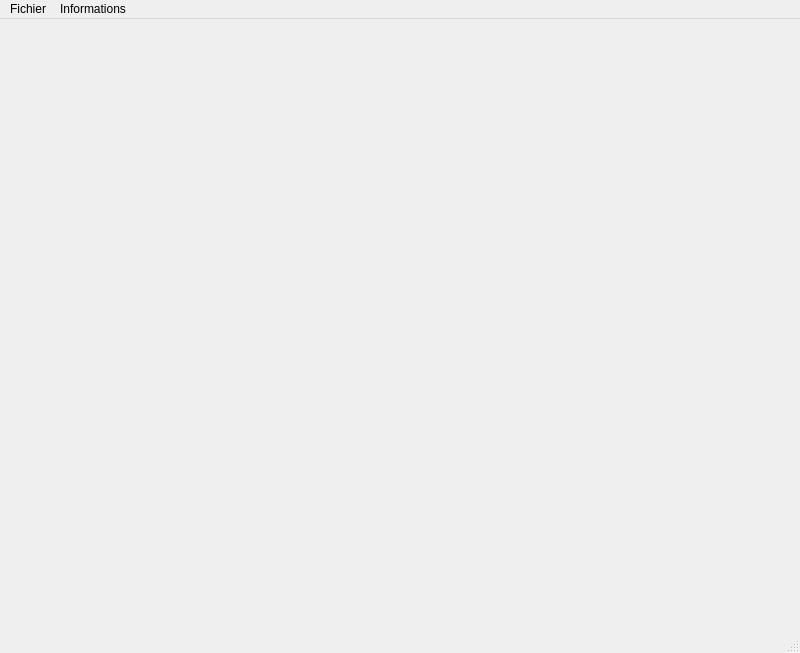
Before: the Qt Designer form interfaces/MainWindow.ui in lovehina13/EditionMultimedia, drawn with Qt 5.
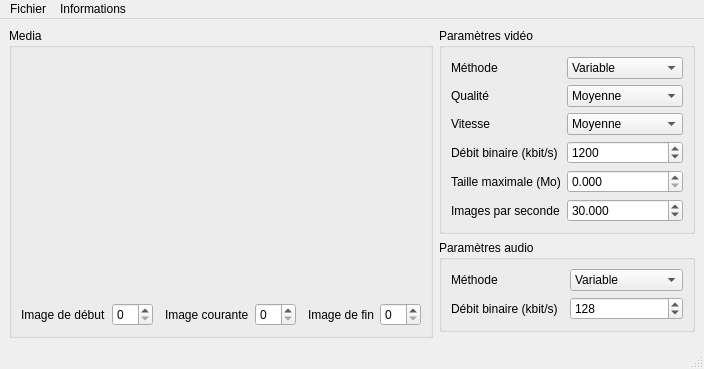
After: the same form once the commit is applied. Icons and pictures are not drawn.

Commit message: Implémentation de la classe MainWindow (non terminée).

Patch:
```diff
--- a/interfaces/MainWindow.ui
+++ b/interfaces/MainWindow.ui
@@ -6,8 +6,8 @@
    <rect>
     <x>0</x>
     <y>0</y>
-    <width>800</width>
-    <height>653</height>
+    <width>629</width>
+    <height>358</height>
    </rect>
   </property>
   <property name="windowTitle">
@@ -18,21 +18,331 @@
     <normaloff>:/icons/icon-edition-multimedia</normaloff>:/icons/icon-edition-multimedia</iconset>
   </property>
   <widget class="QWidget" name="centralWidget">
-   <property name="minimumSize">
-    <size>
-     <width>800</width>
-     <height>600</height>
-    </size>
-   </property>
-   <layout class="QGridLayout" name="gridLayoutCentralWidget"/>
+   <layout class="QGridLayout" name="gridLayoutCentralWidget">
+    <item row="0" column="0" rowspan="3">
+     <widget class="QGroupBox" name="groupBoxMedia">
+      <property name="title">
+       <string>Media</string>
+      </property>
+      <layout class="QGridLayout" name="gridLayoutMedia">
+       <item row="0" column="0" colspan="8">
+        <widget class="QWidget" name="widgetFrame" native="true">
+         <property name="minimumSize">
+          <size>
+           <width>320</width>
+           <height>240</height>
+          </size>
+         </property>
+        </widget>
+       </item>
+       <item row="1" column="0">
+        <widget class="QLabel" name="labelFrameBegin">
+         <property name="text">
+          <string>Image de début</string>
+         </property>
+        </widget>
+       </item>
+       <item row="1" column="1">
+        <widget class="QSpinBox" name="spinBoxFrameBegin"/>
+       </item>
+       <item row="1" column="2">
+        <spacer name="horizontalSpacerMediaLeft">
+         <property name="orientation">
+          <enum>Qt::Horizontal</enum>
+         </property>
+         <property name="sizeHint" stdset="0">
+          <size>
+           <width>0</width>
+           <height>0</height>
+          </size>
+         </property>
+        </spacer>
+       </item>
+       <item row="1" column="3">
+        <widget class="QLabel" name="labelFrameCurrent">
+         <property name="text">
+          <string>Image courante</string>
+         </property>
+        </widget>
+       </item>
+       <item row="1" column="4">
+        <widget class="QSpinBox" name="spinBoxFrameCurrent"/>
+       </item>
+       <item row="1" column="5">
+        <spacer name="horizontalSpacerMediaRight">
+         <property name="orientation">
+          <enum>Qt::Horizontal</enum>
+         </property>
+         <property name="sizeHint" stdset="0">
+          <size>
+           <width>0</width>
+           <height>0</height>
+          </size>
+         </property>
+        </spacer>
+       </item>
+       <item row="1" column="6">
+        <widget class="QLabel" name="labelFrameEnd">
+         <property name="text">
+          <string>Image de fin</string>
+         </property>
+        </widget>
+       </item>
+       <item row="1" column="7">
+        <widget class="QSpinBox" name="spinBoxFrameEnd"/>
+       </item>
+      </layout>
+     </widget>
+    </item>
+    <item row="0" column="1">
+     <widget class="QGroupBox" name="groupBoxVideoParameters">
+      <property name="title">
+       <string>Paramètres vidéo</string>
+      </property>
+      <layout class="QGridLayout" name="gridLayoutVideoParameters">
+       <item row="0" column="0">
+        <widget class="QLabel" name="labelVideoMethod">
+         <property name="text">
+          <string>Méthode</string>
+         </property>
+        </widget>
+       </item>
+       <item row="0" column="1">
+        <widget class="QComboBox" name="comboBoxVideoMethod">
+         <property name="currentIndex">
+          <number>0</number>
+         </property>
+         <item>
+          <property name="text">
+           <string>Variable</string>
+          </property>
+         </item>
+         <item>
+          <property name="text">
+           <string>Constante</string>
+          </property>
+         </item>
+         <item>
+          <property name="text">
+           <string>Taille maximale</string>
+          </property>
+         </item>
+        </widget>
+       </item>
+       <item row="1" column="0">
+        <widget class="QLabel" name="labelVideoQuality">
+         <property name="text">
+          <string>Qualité</string>
+         </property>
+        </widget>
+       </item>
+       <item row="1" column="1">
+        <widget class="QComboBox" name="comboBoxVideoQuality">
+         <property name="currentIndex">
+          <number>1</number>
+         </property>
+         <item>
+          <property name="text">
+           <string>Haute</string>
+          </property>
+         </item>
+         <item>
+          <property name="text">
+           <string>Moyenne</string>
+          </property>
+         </item>
+         <item>
+          <property name="text">
+           <string>Basse</string>
+          </property>
+         </item>
+        </widget>
+       </item>
+       <item row="2" column="0">
+        <widget class="QLabel" name="labelVideoSpeed">
+         <property name="text">
+          <string>Vitesse</string>
+         </property>
+        </widget>
+       </item>
+       <item row="2" column="1">
+        <widget class="QComboBox" name="comboBoxVideoSpeed">
+         <property name="toolTip">
+          <string>+ Lent = traitement lent, optimisation forte, taille réduite.
++ Rapide = traitement rapide, optimisation faible, taille élevée.</string>
+         </property>
+         <property name="currentIndex">
+          <number>3</number>
+         </property>
+         <item>
+          <property name="text">
+           <string>Très lente</string>
+          </property>
+         </item>
+         <item>
+          <property name="text">
+           <string>Plus lente</string>
+          </property>
+         </item>
+         <item>
+          <property name="text">
+           <string>Lente</string>
+          </property>
+         </item>
+         <item>
+          <property name="text">
+           <string>Moyenne</string>
+          </property>
+         </item>
+         <item>
+          <property name="text">
+           <string>Rapide</string>
+          </property>
+         </item>
+         <item>
+          <property name="text">
+           <string>Plus rapide</string>
+          </property>
+         </item>
+         <item>
+          <property name="text">
+           <string>Très rapide</string>
+          </property>
+         </item>
+        </widget>
+       </item>
+       <item row="3" column="0">
+        <widget class="QLabel" name="labelVideoBitRate">
+         <property name="text">
+          <string>Débit binaire (kbit/s)</string>
+         </property>
+        </widget>
+       </item>
+       <item row="3" column="1">
+        <widget class="QSpinBox" name="spinBoxVideoBitRate">
+         <property name="maximum">
+          <number>20000</number>
+         </property>
+         <property name="value">
+          <number>1200</number>
+         </property>
+        </widget>
+       </item>
+       <item row="4" column="0">
+        <widget class="QLabel" name="labelVideoMaxSize">
+         <property name="text">
+          <string>Taille maximale (Mo)</string>
+         </property>
+        </widget>
+       </item>
+       <item row="4" column="1">
+        <widget class="QDoubleSpinBox" name="doubleSpinBoxVideoMaxSize">
+         <property name="decimals">
+          <number>3</number>
+         </property>
+         <property name="maximum">
+          <double>4096.000000000000000</double>
+         </property>
+        </widget>
+       </item>
+       <item row="5" column="0">
+        <widget class="QLabel" name="labelVideoFramesPerSecond">
+         <property name="text">
+          <string>Images par seconde</string>
+         </property>
+        </widget>
+       </item>
+       <item row="5" column="1">
+        <widget class="QDoubleSpinBox" name="doubleSpinBoxVideoFramesPerSecond">
+         <property name="decimals">
+          <number>3</number>
+         </property>
+         <property name="minimum">
+          <double>1.000000000000000</double>
+         </property>
+         <property name="maximum">
+          <double>100.000000000000000</double>
+         </property>
+         <property name="value">
+          <double>30.000000000000000</double>
+         </property>
+        </widget>
+       </item>
+      </layout>
+     </widget>
+    </item>
+    <item row="1" column="1">
+     <widget class="QGroupBox" name="groupBoxAudioParameters">
+      <property name="title">
+       <string>Paramètres audio</string>
+      </property>
+      <layout class="QGridLayout" name="gridLayoutAudioParameters">
+       <item row="0" column="0">
+        <widget class="QLabel" name="labelAudioMethod">
+         <property name="text">
+          <string>Méthode</string>
+         </property>
+        </widget>
+       </item>
+       <item row="0" column="1">
+        <widget class="QComboBox" name="comboBoxAudioMethod">
+         <property name="currentIndex">
+          <number>0</number>
+         </property>
+         <item>
+          <property name="text">
+           <string>Variable</string>
+          </property>
+         </item>
+         <item>
+          <property name="text">
+           <string>Constante</string>
+          </property>
+         </item>
+        </widget>
+       </item>
+       <item row="1" column="0">
+        <widget class="QLabel" name="labelAudioBitRate">
+         <property name="text">
+          <string>Débit binaire (kbit/s)</string>
+         </property>
+        </widget>
+       </item>
+       <item row="1" column="1">
+        <widget class="QSpinBox" name="spinBoxAudioBitRate">
+         <property name="maximum">
+          <number>320</number>
+         </property>
+         <property name="value">
+          <number>128</number>
+         </property>
+        </widget>
+       </item>
+      </layout>
+     </widget>
+    </item>
+    <item row="2" column="1">
+     <spacer name="verticalSpacer">
+      <property name="orientation">
+       <enum>Qt::Vertical</enum>
+      </property>
+      <property name="sizeHint" stdset="0">
+       <size>
+        <width>0</width>
+        <height>0</height>
+       </size>
+      </property>
+     </spacer>
+    </item>
+   </layout>
   </widget>
   <widget class="QMenuBar" name="menuBar">
    <property name="geometry">
     <rect>
      <x>0</x>
      <y>0</y>
-     <width>800</width>
-     <height>30</height>
+     <width>629</width>
+     <height>21</height>
     </rect>
    </property>
    <widget class="QMenu" name="menuFile">
```
The commit also changes 2 other files.
